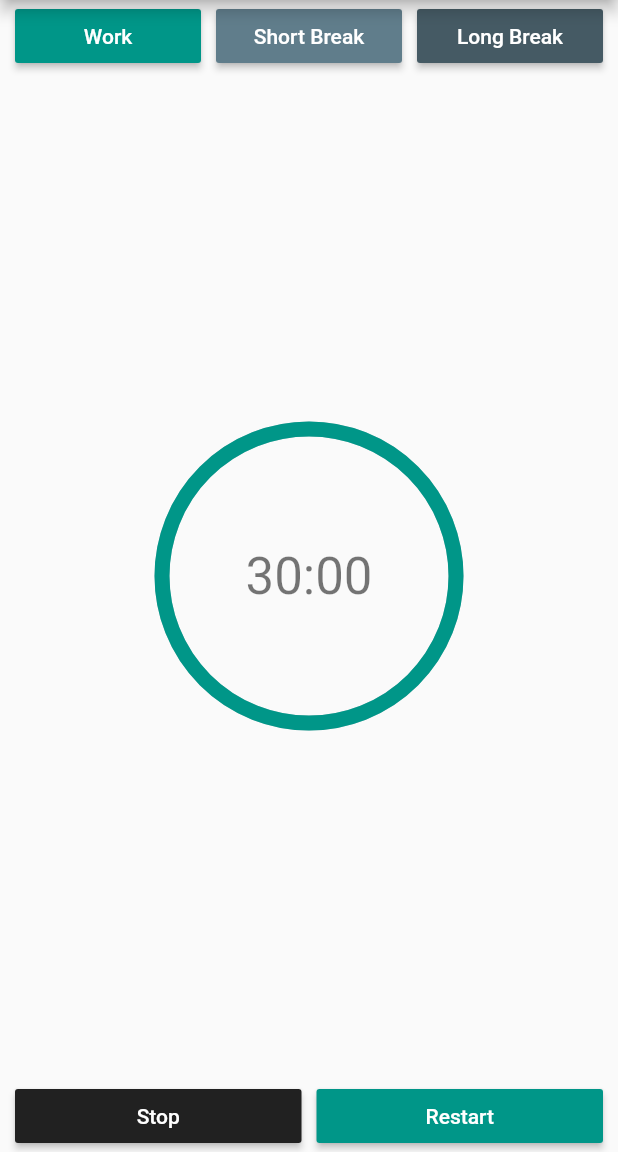
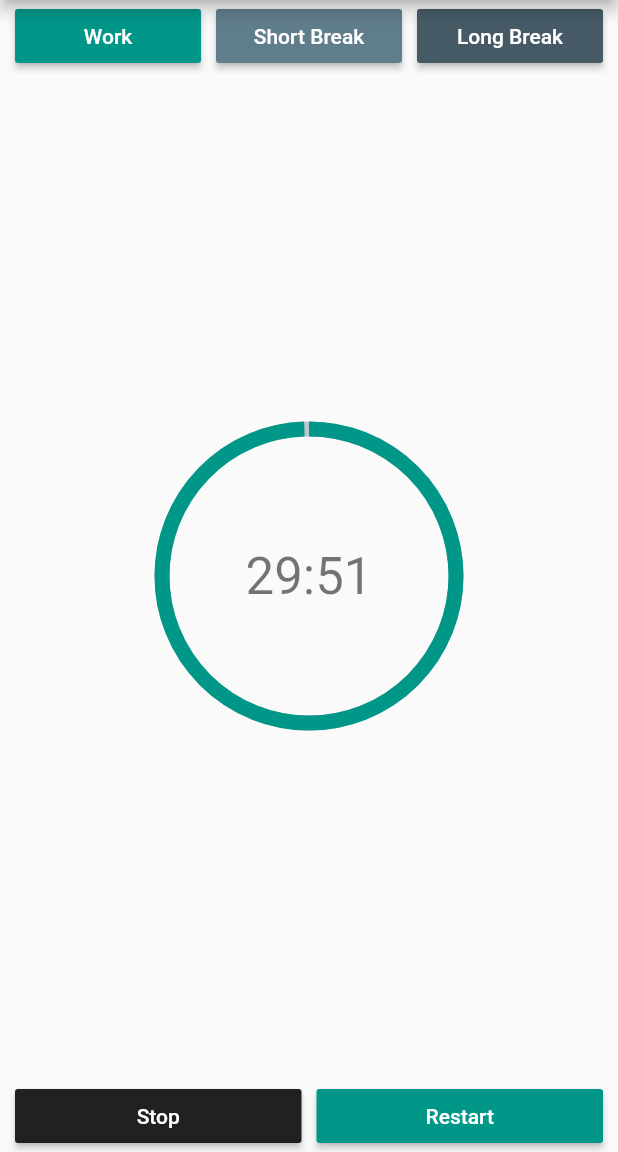
Before and after one commit to MuhamadHaydar/Flutter-Project, a Flutter app: the screen it shows after launch, after a tap on "Work", on a phone screen of 412 x 824 dp, the part 84-1236 px from its top. Run offline on Flutter 3.47's test engine with Material 2 defaults, Android fonts, the phone set to English and light mode, and no system bars; drawn by our look-alikes of percent_indicator; our stand-ins replace fluttertoast.

Commit message:
interact Stream builder in the timer.dart with the main screen of the application.

```diff
--- a/productivity_timer/lib/main.dart
+++ b/productivity_timer/lib/main.dart
@@ -1,12 +1,19 @@
 import 'package:flutter/material.dart';
 import 'package:percent_indicator/circular_percent_indicator.dart';
+import 'package:productivitytimer/timermodel.dart';
 import 'package:productivitytimer/widgets.dart';
 
+import './timer.dart';
+
 void main() => runApp(MyApp());
+
+final CountDownTimer timer = CountDownTimer();
 
 class MyApp extends StatelessWidget {
   @override
   Widget build(BuildContext context) {
+    // start to work with timer.
+    timer.startWork();
     return MaterialApp(
       title: 'My Work Timer',
       theme: ThemeData(
@@ -68,18 +75,23 @@ class TimerHomePage extends StatelessWidget {
                     ),
                   ],
                 ),
-                Expanded(
-                  child: CircularPercentIndicator(
-                    radius: availableWidth / 2,
-                    lineWidth: 10.0,
-                    percent: 1,
-                    center: Text(
-                      "30:00",
-                      style: Theme.of(context).textTheme.display1,
-                    ),
-                    progressColor: Color(0xff009688),
-                  ),
-                ),
+                StreamBuilder(
+                    initialData: '00:00',
+                    stream: timer.stream(),
+                    builder: (BuildContext context, AsyncSnapshot snapshot) {
+                      TimerModel timer = (snapshot.data == '00:00')
+                          ? TimerModel('00:00', 1)
+                          : snapshot.data;
+                      return Expanded(
+                          child: CircularPercentIndicator(
+                        radius: availableWidth / 2,
+                        lineWidth: 10.0,
+                        percent: timer.percent,
+                        center: Text(timer.time,
+                            style: Theme.of(context).textTheme.headline4),
+                        progressColor: Color(0xff009688),
+                      ));
+                    }),
                 Row(
                   children: <Widget>[
                     Padding(
--- a/productivity_timer/lib/timer.dart
+++ b/productivity_timer/lib/timer.dart
@@ -3,10 +3,22 @@ import 'dart:async';
 import 'package:productivitytimer/timermodel.dart';
 
 class CountDownTimer {
+  // The amount of work time.
+  int work = 30;
+
+  // The radius for the percentage of the circular.
   double _radius = 1;
+
+  // IsActive to know when to work or not.
   bool _isActive = true;
+
+  // The timer works as timer.
   Timer timer;
+
+  // The remained time after the work started.
   Duration _time;
+
+  // The full time.
   Duration _fullTime;
 
   Stream<TimerModel> stream() async* {
@@ -34,8 +46,20 @@ class CountDownTimer {
         : t.inMinutes.toString();
     int numSeconds = t.inSeconds - (t.inMinutes * 60);
     String seconds =
-        (numSeconds < 10) ? '0' + numSeconds.toString() : numSeconds.toString();
+    (numSeconds < 10) ? '0' + numSeconds.toString() : numSeconds.toString();
     String formattedTime = minutes + ":" + seconds;
     return formattedTime;
   }
+
+  /*
+  The method set the _time duration to the number of minutes
+  contained in the work variable, and the same for the _fullTime
+  field.
+   */
+  void startWork() {
+    _radius = 1;
+    _time = Duration(minutes: this.work, seconds: 0);
+    _fullTime = _time;
+  }
+
 }
```
